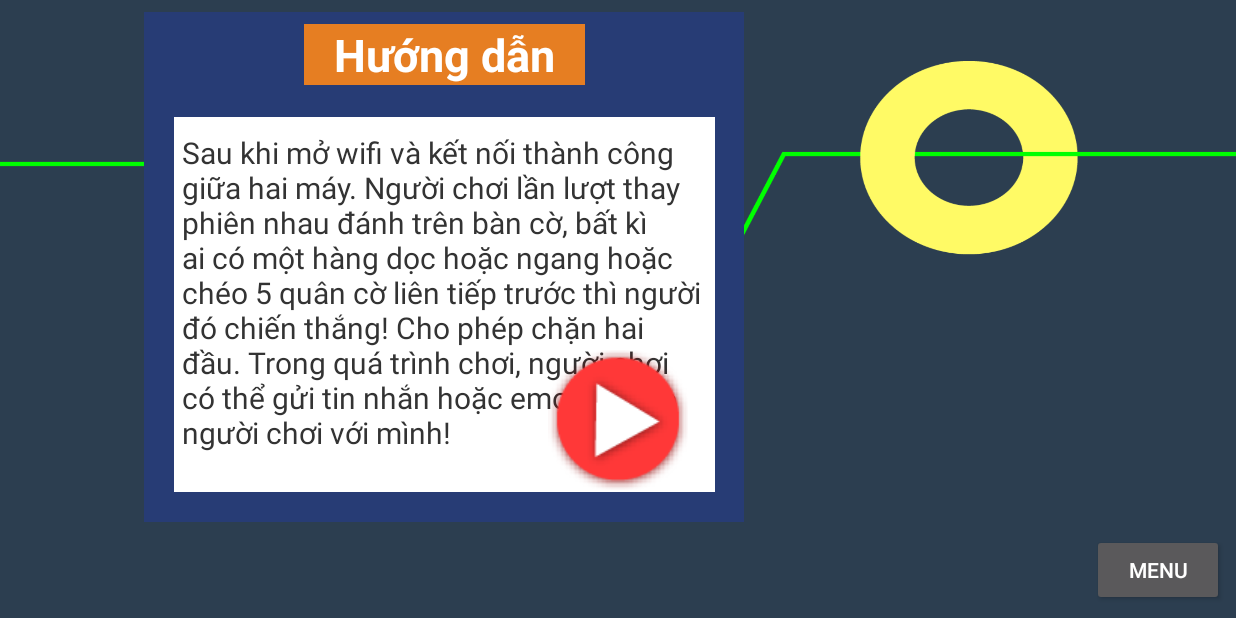
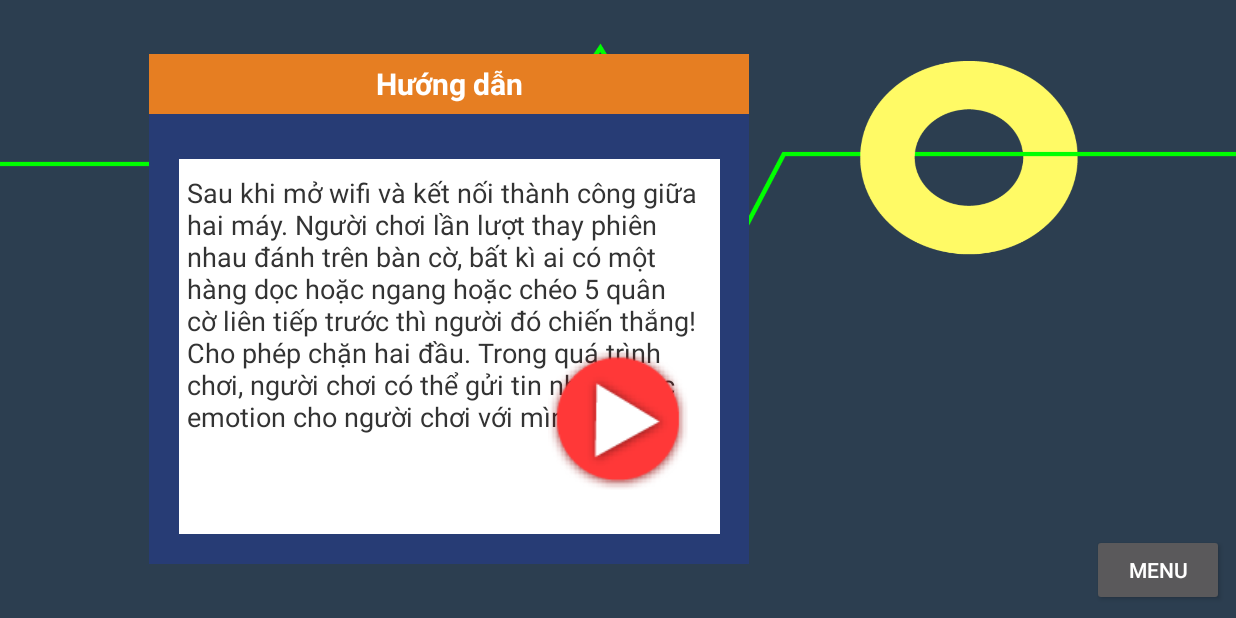
Before and after one commit to nguyenthanhchungfit/A2C2D2, an Android app: the fragment HuongDanFragment placed in its activity, on a phone screen of 824 x 412 dp (held sideways). Run offline under Robolectric (Android 15) with nearby library versions, the phone set to English and light mode, and no system bars.

Commit message:
chinh activity khoi dong

```diff
--- a/app/src/main/java/com/nguyenthanhchung/carop2p/activity/KhoiDongGameActivity.java
+++ b/app/src/main/java/com/nguyenthanhchung/carop2p/activity/KhoiDongGameActivity.java
@@ -105,6 +105,11 @@ public class KhoiDongGameActivity extends AppCompatActivity implements MainGameA
 
     @Override
     public void onPause() {
+        hideMenu();
+        hideSetting();
+        hideInfo();
+        hideGuide();
+        hideKiLuc();
         turnOffBackGroundSong();
         super.onPause();
     }
@@ -127,7 +132,6 @@ public class KhoiDongGameActivity extends AppCompatActivity implements MainGameA
         fragmentTransaction.replace(R.id.menuContainer, mainMenuFragment);
         fragmentTransaction.hide(mainMenuFragment);
         fragmentTransaction.commit();
-
     }
 
     public void turnOnBackGroundSong() {
--- a/app/src/main/res/layout/activity_khoi_dong_game.xml
+++ b/app/src/main/res/layout/activity_khoi_dong_game.xml
@@ -33,8 +33,8 @@
 
     <FrameLayout
         android:id="@+id/frameContent"
-        android:layout_width="410dp"
-        android:layout_height="0dp"
+        android:layout_width="400dp"
+        android:layout_height="340dp"
         android:layout_marginBottom="8dp"
         android:layout_marginEnd="8dp"
         android:layout_marginStart="24dp"
@@ -52,7 +52,7 @@
     <FrameLayout
         android:id="@+id/menuContainer"
         android:layout_width="150dp"
-        android:layout_height="0dp"
+        android:layout_height="340dp"
         android:layout_marginBottom="8dp"
         android:layout_marginEnd="8dp"
         android:layout_marginStart="8dp"
--- a/app/src/main/res/layout/layout_huong_dan_fragment.xml
+++ b/app/src/main/res/layout/layout_huong_dan_fragment.xml
@@ -11,29 +11,31 @@
 
     <TextView
         android:id="@+id/textView"
-        android:layout_width="wrap_content"
-        android:layout_height="wrap_content"
+        android:layout_width="400dp"
+        android:layout_height="40dp"
         android:layout_marginEnd="8dp"
         android:layout_marginStart="8dp"
-        android:layout_marginTop="8dp"
         android:background="#e67e22"
         android:gravity="center"
-        android:paddingLeft="20dp"
-        android:paddingRight="20dp"
+        android:paddingBottom="5dp"
+        android:paddingTop="5dp"
         android:text="@string/huong_dan"
+        android:textAlignment="center"
         android:textColor="#fff"
-        android:textSize="30sp"
+        android:textSize="20dp"
         android:textStyle="bold"
+        app:layout_constraintBottom_toBottomOf="parent"
         app:layout_constraintEnd_toEndOf="parent"
         app:layout_constraintStart_toStartOf="parent"
-        app:layout_constraintTop_toTopOf="parent" />
+        app:layout_constraintTop_toTopOf="parent"
+        app:layout_constraintVertical_bias="0.0" />
 
 
     <LinearLayout
         android:layout_width="wrap_content"
         android:layout_height="wrap_content"
-        android:layout_marginLeft="20dp"
-        android:layout_marginRight="20dp"
+        android:layout_marginEnd="8dp"
+        android:layout_marginStart="8dp"
         android:layout_marginTop="70dp"
         android:background="#fff"
         android:orientation="vertical"
@@ -51,8 +53,9 @@
             android:layout_marginTop="10dp"
             android:scrollbars="vertical"
             android:text="@string/luat_choi"
+            android:textAlignment="gravity"
             android:textColor="#333333"
-            android:textSize="20sp"
+            android:textSize="18dp"
             app:layout_constraintEnd_toEndOf="parent"
             app:layout_constraintStart_toStartOf="parent"
             app:layout_constraintTop_toBottomOf="@+id/textView" />
--- a/app/src/main/res/layout/layout_setting_fragment.xml
+++ b/app/src/main/res/layout/layout_setting_fragment.xml
@@ -10,7 +10,7 @@
 
     <TextView
         android:id="@+id/textView"
-        android:layout_width="550dp"
+        android:layout_width="400dp"
         android:layout_height="40dp"
         android:layout_marginBottom="178dp"
         android:background="#e67e22"
@@ -19,6 +19,8 @@
         android:text="Cài đặt"
         android:textAlignment="center"
         android:textSize="20dp"
+        android:textStyle="bold"
+        android:textColor="#ffffff"
         app:layout_constraintBottom_toBottomOf="parent"
         app:layout_constraintEnd_toEndOf="parent"
         app:layout_constraintStart_toStartOf="parent"
```
Also changed, not shown: app/src/main/java/com/nguyenthanhchung/carop2p/activity/WiFiDirectActivity.java (+24 -1 lines), app/src/main/java/com/nguyenthanhchung/carop2p/fragment/ThucHienFragment.java (+10 -3 lines), app/src/main/res/layout/activity_main_game.xml (+8 -2 lines), app/src/main/res/layout/layout_kiluc_fragment.xml (+6 -3 lines), app/src/main/res/layout/layout_thuc_hien_fragment.xml (+9 -7 lines).
